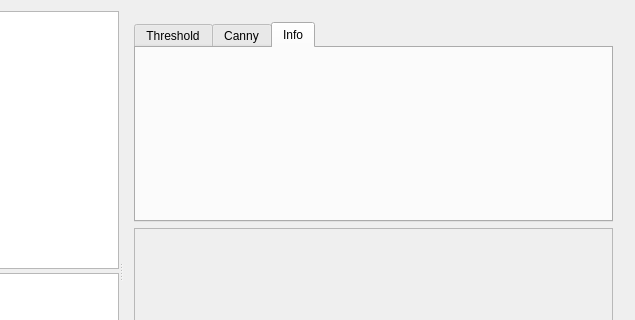
Before: the Qt Designer form dicewindow.ui in stampho/dice, drawn with Qt 5; both pictures show x 511 to 1146 and y 0 to 320 of the 1146 by 564 pixel window.
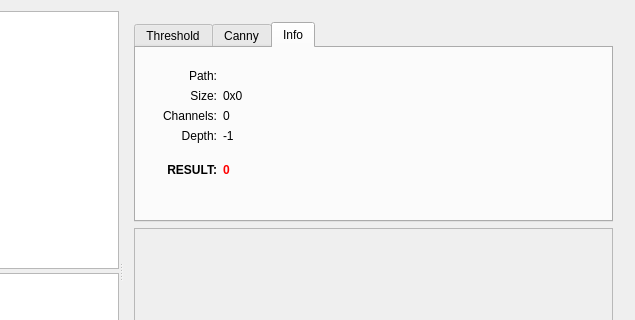
After: the same form once the commit is applied. The open tabs and pages were chosen to show the change.

Commit message: Add Info Tab

The edit to the form file:
```diff
--- a/dicewindow.ui
+++ b/dicewindow.ui
@@ -446,6 +446,212 @@
            <attribute name="title">
             <string>Info</string>
            </attribute>
+           <widget class="QWidget" name="">
+            <property name="geometry">
+             <rect>
+              <x>10</x>
+              <y>10</y>
+              <width>471</width>
+              <height>130</height>
+             </rect>
+            </property>
+            <layout class="QGridLayout" name="gridLayout_8">
+             <item row="0" column="0">
+              <widget class="QLabel" name="label_4">
+               <property name="sizePolicy">
+                <sizepolicy hsizetype="Fixed" vsizetype="Preferred">
+                 <horstretch>0</horstretch>
+                 <verstretch>0</verstretch>
+                </sizepolicy>
+               </property>
+               <property name="minimumSize">
+                <size>
+                 <width>60</width>
+                 <height>0</height>
+                </size>
+               </property>
+               <property name="text">
+                <string>Path:</string>
+               </property>
+               <property name="alignment">
+                <set>Qt::AlignRight|Qt::AlignTrailing|Qt::AlignVCenter</set>
+               </property>
+              </widget>
+             </item>
+             <item row="0" column="1">
+              <widget class="QLabel" name="pathLabel">
+               <property name="sizePolicy">
+                <sizepolicy hsizetype="Expanding" vsizetype="Preferred">
+                 <horstretch>0</horstretch>
+                 <verstretch>0</verstretch>
+                </sizepolicy>
+               </property>
+               <property name="text">
+                <string/>
+               </property>
+              </widget>
+             </item>
+             <item row="1" column="0">
+              <widget class="QLabel" name="label_13">
+               <property name="sizePolicy">
+                <sizepolicy hsizetype="Fixed" vsizetype="Preferred">
+                 <horstretch>0</horstretch>
+                 <verstretch>0</verstretch>
+                </sizepolicy>
+               </property>
+               <property name="minimumSize">
+                <size>
+                 <width>60</width>
+                 <height>0</height>
+                </size>
+               </property>
+               <property name="text">
+                <string>Size:</string>
+               </property>
+               <property name="alignment">
+                <set>Qt::AlignRight|Qt::AlignTrailing|Qt::AlignVCenter</set>
+               </property>
+              </widget>
+             </item>
+             <item row="1" column="1">
+              <widget class="QLabel" name="sizeLabel">
+               <property name="sizePolicy">
+                <sizepolicy hsizetype="Expanding" vsizetype="Preferred">
+                 <horstretch>0</horstretch>
+                 <verstretch>0</verstretch>
+                </sizepolicy>
+               </property>
+               <property name="text">
+                <string>0x0</string>
+               </property>
+              </widget>
+             </item>
+             <item row="2" column="0">
+              <widget class="QLabel" name="label_15">
+               <property name="sizePolicy">
+                <sizepolicy hsizetype="Fixed" vsizetype="Preferred">
+                 <horstretch>0</horstretch>
+                 <verstretch>0</verstretch>
+                </sizepolicy>
+               </property>
+               <property name="minimumSize">
+                <size>
+                 <width>60</width>
+                 <height>0</height>
+                </size>
+               </property>
+               <property name="text">
+                <string>Channels:</string>
+               </property>
+               <property name="alignment">
+                <set>Qt::AlignRight|Qt::AlignTrailing|Qt::AlignVCenter</set>
+               </property>
+              </widget>
+             </item>
+             <item row="2" column="1">
+              <widget class="QLabel" name="channelsLabel">
+               <property name="sizePolicy">
+                <sizepolicy hsizetype="Expanding" vsizetype="Preferred">
+                 <horstretch>0</horstretch>
+                 <verstretch>0</verstretch>
+                </sizepolicy>
+               </property>
+               <property name="text">
+                <string>0</string>
+               </property>
+              </widget>
+             </item>
+             <item row="3" column="0">
+              <widget class="QLabel" name="label_17">
+               <property name="sizePolicy">
+                <sizepolicy hsizetype="Fixed" vsizetype="Preferred">
+                 <horstretch>0</horstretch>
+                 <verstretch>0</verstretch>
+                </sizepolicy>
+               </property>
+               <property name="minimumSize">
+                <size>
+                 <width>60</width>
+                 <height>0</height>
+                </size>
+               </property>
+               <property name="text">
+                <string>Depth:</string>
+               </property>
+               <property name="alignment">
+                <set>Qt::AlignRight|Qt::AlignTrailing|Qt::AlignVCenter</set>
+               </property>
+              </widget>
+             </item>
+             <item row="3" column="1">
+              <widget class="QLabel" name="depthLabel">
+               <property name="sizePolicy">
+                <sizepolicy hsizetype="Expanding" vsizetype="Preferred">
+                 <horstretch>0</horstretch>
+                 <verstretch>0</verstretch>
+                </sizepolicy>
+               </property>
+               <property name="text">
+                <string>-1</string>
+               </property>
+              </widget>
+             </item>
+             <item row="4" column="0">
+              <spacer name="verticalSpacer">
+               <property name="orientation">
+                <enum>Qt::Vertical</enum>
+               </property>
+               <property name="sizeHint" stdset="0">
+                <size>
+                 <width>20</width>
+                 <height>28</height>
+                </size>
+               </property>
+              </spacer>
+             </item>
+             <item row="5" column="0">
+              <widget class="QLabel" name="label_19">
+               <property name="sizePolicy">
+                <sizepolicy hsizetype="Fixed" vsizetype="Preferred">
+                 <horstretch>0</horstretch>
+                 <verstretch>0</verstretch>
+                </sizepolicy>
+               </property>
+               <property name="minimumSize">
+                <size>
+                 <width>60</width>
+                 <height>0</height>
+                </size>
+               </property>
+               <property name="text">
+                <string>&lt;span style=&quot;color: black; font-weight: bold&quot;&gt;RESULT:&lt;/span&gt;</string>
+               </property>
+               <property name="textFormat">
+                <enum>Qt::RichText</enum>
+               </property>
+               <property name="alignment">
+                <set>Qt::AlignRight|Qt::AlignTrailing|Qt::AlignVCenter</set>
+               </property>
+              </widget>
+             </item>
+             <item row="5" column="1">
+              <widget class="QLabel" name="resultLabel">
+               <property name="sizePolicy">
+                <sizepolicy hsizetype="Expanding" vsizetype="Preferred">
+                 <horstretch>0</horstretch>
+                 <verstretch>0</verstretch>
+                </sizepolicy>
+               </property>
+               <property name="text">
+                <string>&lt;span style=&quot;color: red; font-weight: bold&quot;&gt;0&lt;/span&gt;</string>
+               </property>
+               <property name="textFormat">
+                <enum>Qt::RichText</enum>
+               </property>
+              </widget>
+             </item>
+            </layout>
+           </widget>
           </widget>
          </widget>
         </item>
```
Left out of the diff: 26 changed lines with no effect on the pictures. The commit also changes 6 other files.
